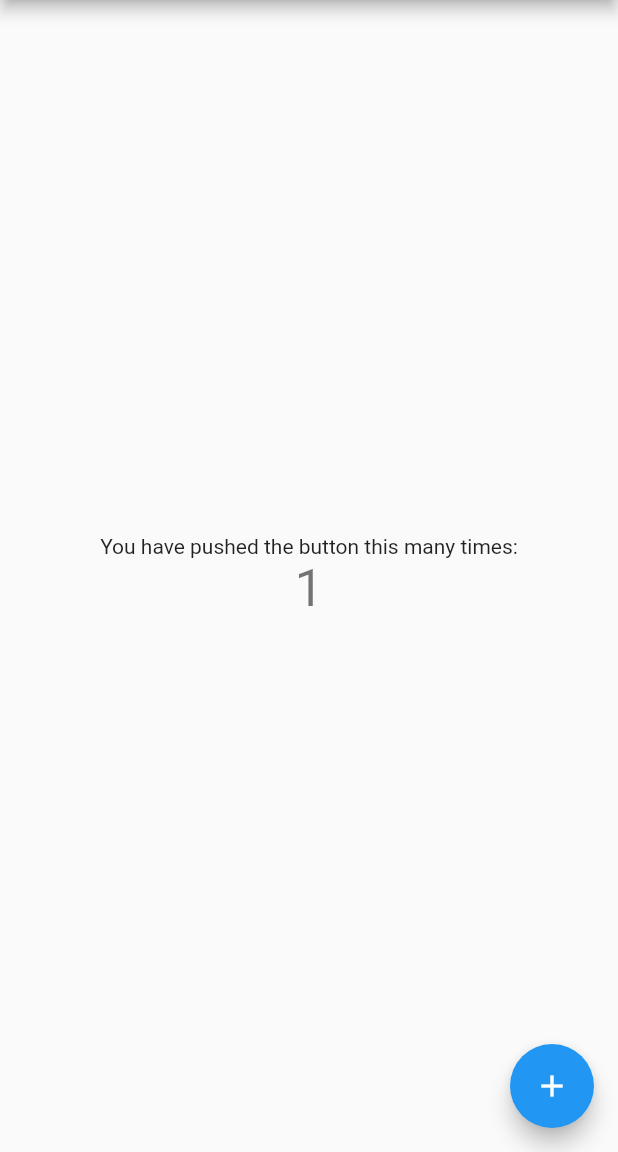
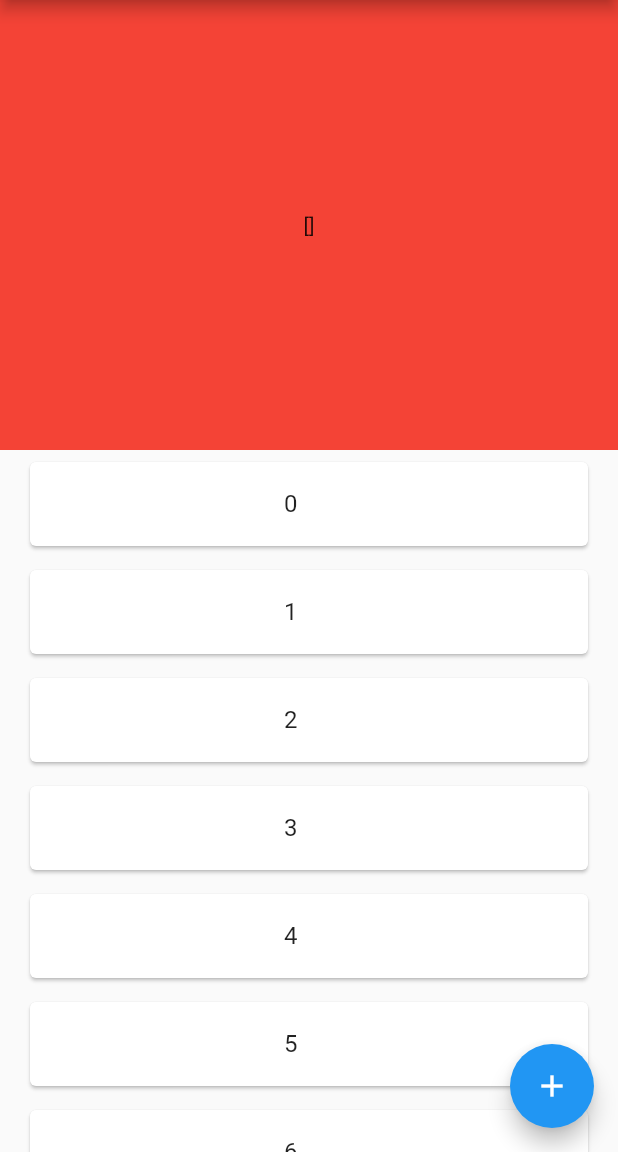
Before and after one commit to momin-mostafa/Word-Generator, a Flutter app: the screen it shows after launch, after a tap on the "add" icon, on a phone screen of 412 x 824 dp, the part 84-1236 px from its top. Run offline on Flutter 3.47's test engine with Material 2 defaults, Android fonts, the phone set to English and light mode, and no system bars.

Commit message:
favourite list adding

```diff
--- a/lib/controller/home_provider.dart
+++ b/lib/controller/home_provider.dart
@@ -1,9 +1,17 @@
-import 'package:flutter/material.dart';
+import 'package:flutter/foundation.dart';
 
 class HomeProvider extends ChangeNotifier {
   int counter = 0;
-  incrementCounter() {
-    counter++;
+  List favourite = [];
+  addToFavourite(int i) {
+    favourite.add(i);
     notifyListeners();
   }
+
+  debug() {
+    if (kDebugMode) {
+      print("App Debug ==> ${favourite.length}");
+      print(favourite);
+    }
+  }
 }
--- a/lib/view/home/home.dart
+++ b/lib/view/home/home.dart
@@ -11,23 +11,50 @@ class MyHomePage extends StatelessWidget {
         title: const Text("Demo"),
       ),
       body: Center(
-        child: Column(
-          mainAxisAlignment: MainAxisAlignment.center,
+        child: ListView(
+          physics: const BouncingScrollPhysics(),
           children: <Widget>[
-            const Text(
-              'You have pushed the button this many times:',
+            Column(
+              children: [
+                Container(
+                  height: 300,
+                  color: Colors.red,
+                  child: Center(
+                    child: Consumer<HomeProvider>(
+                      builder: ((context, provider, child) =>
+                          Text("${provider.favourite}")),
+                    ),
+                  ),
+                ),
+              ],
             ),
-            Consumer<HomeProvider>(
-                builder: ((context, provider, child) => Text(
-                      '${provider.counter}',
-                      style: Theme.of(context).textTheme.headline4,
-                    )))
+            ListView.builder(
+              shrinkWrap: true,
+              itemCount: 10,
+              itemBuilder: ((context, index) => ListTile(
+                    title: Consumer<HomeProvider>(
+                      builder: ((context, provider, child) {
+                        // String word = Word
+                        return Card(
+                          child: ListTile(
+                            leading: Container(
+                              width: MediaQuery.of(context).size.width / 3,
+                            ),
+                            title: Text("$index"),
+                            onTap: () => Provider.of<HomeProvider>(context,
+                                    listen: false)
+                                .addToFavourite(index),
+                          ),
+                        );
+                      }),
+                    ),
+                  )),
+            )
           ],
         ),
       ),
       floatingActionButton: FloatingActionButton(
-        onPressed:
-            Provider.of<HomeProvider>(context, listen: false).incrementCounter,
+        onPressed: Provider.of<HomeProvider>(context, listen: false).debug,
         tooltip: 'Increment',
         child: const Icon(Icons.add),
       ),
--- a/pubspec.yaml
+++ b/pubspec.yaml
@@ -37,6 +37,7 @@ dependencies:
   # Use with the CupertinoIcons class for iOS style icons.
   cupertino_icons: ^1.0.2
   provider: ^6.0.5
+  # english_words: 4.0.0
 
 dev_dependencies:
   flutter_test:
```
